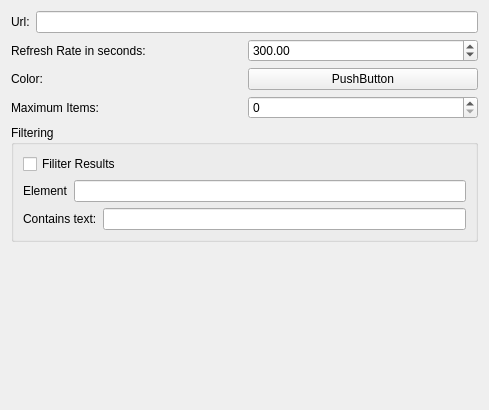
Before: the Qt Designer form Minerva/Plugins/GeoRSSQt/AddGeoRSSLayerWidget.ui in perryiv/cadkit, drawn with Qt 5.
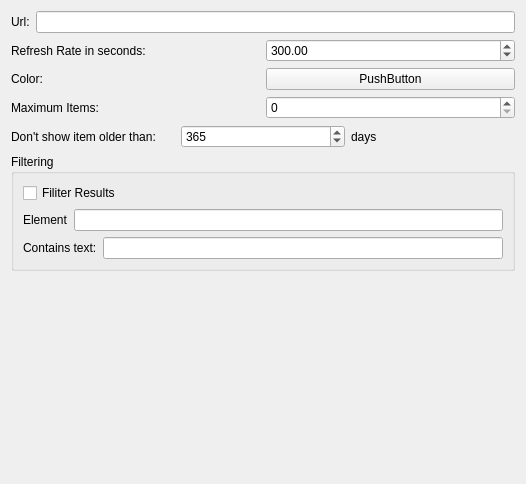
After: the same form once the commit is applied. Custom widgets are drawn as their Qt base class.

Patch:
```diff
--- a/Minerva/Plugins/GeoRSSQt/AddGeoRSSLayerWidget.ui
+++ b/Minerva/Plugins/GeoRSSQt/AddGeoRSSLayerWidget.ui
@@ -5,14 +5,14 @@
    <rect>
     <x>0</x>
     <y>0</y>
-    <width>489</width>
-    <height>410</height>
+    <width>526</width>
+    <height>484</height>
    </rect>
   </property>
   <property name="windowTitle" >
    <string>Form</string>
   </property>
-  <layout class="QVBoxLayout" >
+  <layout class="QVBoxLayout" name="verticalLayout" >
    <item>
     <layout class="QHBoxLayout" >
      <item>
@@ -80,6 +80,34 @@
      </item>
     </layout>
    </item>
+   <item>
+    <layout class="QHBoxLayout" name="horizontalLayout" >
+     <item>
+      <widget class="QLabel" name="label_6" >
+       <property name="text" >
+        <string>Don't show item older than:</string>
+       </property>
+      </widget>
+     </item>
+     <item>
+      <widget class="QSpinBox" name="_maximumItemAge" >
+       <property name="maximum" >
+        <number>999999999</number>
+       </property>
+       <property name="value" >
+        <number>365</number>
+       </property>
+      </widget>
+     </item>
+     <item>
+      <widget class="QLabel" name="label_7" >
+       <property name="text" >
+        <string>days</string>
+       </property>
+      </widget>
+     </item>
+    </layout>
+   </item>
    <item>
     <widget class="QGroupBox" name="groupBox" >
      <property name="title" >
```
Left out of the diff: 2 changed lines with no effect on the pictures.
